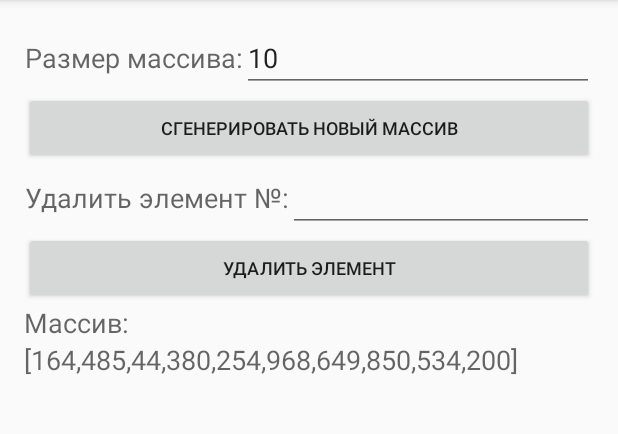
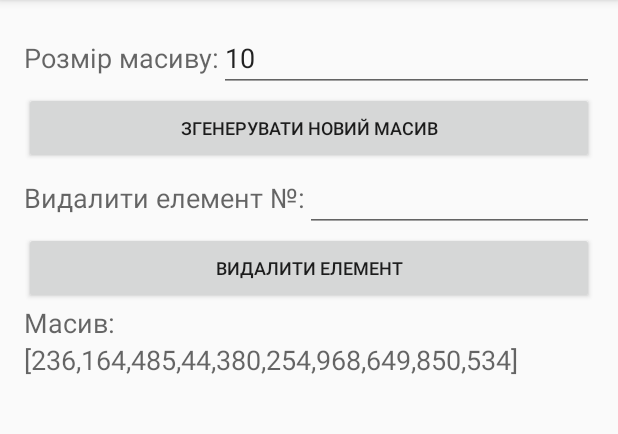
Before and after one commit to drayv/Array-Lab-2000, an Android app: the screen it shows after launch (MainActivity), on a phone screen of 412 x 824 dp, the part 84-518 px from its top. Run offline under Robolectric (Android 15) with nearby library versions, the phone set to English and light mode, and no system bars.

Commit message:
translate to ukrainian

```diff
--- a/app/src/main/java/drayvco/arraylab/ArrayLab.java
+++ b/app/src/main/java/drayvco/arraylab/ArrayLab.java
@@ -8,12 +8,14 @@ import java.util.Random;
 public class ArrayLab {
 
     /**
-     * Создает массив int-ов требуемого размера со случайными числами в указанном диапазоне.
+     * Створює масив цілих чисел заданого розміру та заданого діапазону.
+     * Та заповнює його значеннями створеними генератором випадкових чисел,
+     * котрі задовольняють діапазону, зазначеному аргументами до цього методу.
      *
-     * @param size Размер массива.
-     * @param minimum Минимальное значение для диапазона случайных числел.
-     * @param maximum Максимальное значение для диапазона случайных числел.
-     * @return Массив int-ов.
+     * @param size Розмір масиву.
+     * @param minimum Мінімальне значення для діапазону випадкових чисел.
+     * @param maximum Максимальне значення для діапазону випадкових чисел.
+     * @return Масив цілих чисел.
      */
     public static int[] createNewRandomArray(int size, int minimum, int maximum) {
         int[] array = new int[size];
@@ -23,12 +25,12 @@ public class ArrayLab {
     }
 
     /**
-     * Возвращает массив, удалив из исходного элемент по указанному порядковому номеру.
+     * Повертає масив, видаливши з початкового масиву, елемент за вказаним порядковим номером
      *
-     * @param originalArray Исходный массив.
-     * @param elementPosition Порядковый номер элемента который необходимо удалить.
-     * @return Новый массив, размера на -1 от размера исходного,
-     * содержащий все исходные элементы кроме обозначенного к удалению.
+     * @param originalArray Початковий масив.
+     * @param elementPosition Порядковий номер елемента який необхідно видалити.
+     * @return Новий масив, розміру на -1 від розміру початкового,
+     * що містить всі вихідні елементи крім позначеного для видалення.
      */
     public static int[] removeElement(int[] originalArray, int elementPosition){
         --elementPosition;
@@ -42,10 +44,10 @@ public class ArrayLab {
     }
 
     /**
-     * Создает текстовое представление массива int-ов по его содержимому.
+     * Створює текстове представлення масиву цілих чисел по його вмісту.
      *
-     * @param array Массив int-ов для представления.
-     * @return Текстовое представление массива.
+     * @param array Масив цілих чисел.
+     * @return Текстове представлення масиву.
      */
     public static String toString(int[] array) {
         StringBuilder sb = new StringBuilder("[");
@@ -63,18 +65,17 @@ public class ArrayLab {
     }
 
     /**
-     * Заполняет массив int-ов случайными числами в указанном диапазоне.
+     * Заповнює масив цілих чисел випадковими числами в зазначеному діапазоні.
      *
-     * @param array Массив который необходимо заполнить.
-     * @param minimum Минимальное значение для диапазона случайных числел.
-     * @param maximum Максимальное значение для диапазона случайных числел.
-     * @return Массив int-ов.
+     * @param array Масив який необхідно заповнити.
+     * @param minimum Мінімальне значення для діапазону випадкових чисел.
+     * @param maximum Максимальне значення для діапазону випадкових чисел.
+     * @return Масив цілих чисел.
      */
     private static void fillArrayByRandomNumbers(int[] array, int minimum, int maximum) {
         Random ran = new Random();
         int range = maximum - minimum + 1;
 
-        int x = ran.nextInt(6) + 5;
         for (int i = 0; i < array.length; i++) {
             array[i] = ran.nextInt(range) + minimum;
         }
--- a/app/src/main/java/drayvco/arraylab/MainActivity.java
+++ b/app/src/main/java/drayvco/arraylab/MainActivity.java
@@ -10,26 +10,26 @@ import android.widget.Toast;
 
 public class MainActivity extends AppCompatActivity {
 
-    private int _arrayMinSize = 1;      // Минимальный размер массива.
-    private int _arrayMaxSize = 9999;   // Максимальный размер массива.
-    private int _arrayMinimum = 0;      // Минимальное значение случайного числа в массиве.
-    private int _arrayMaximum = 999;    // Максимальный значение случайного числа в массиве.
-    private int[] _array;               // Ссылка на актуальный массив.
+    private int _arrayMinSize = 1;      // Мінімальний розмір масиву.
+    private int _arrayMaxSize = 9999;   // Максимальний розмір масиву.
+    private int _arrayMinimum = 0;      // Мінімальне значення випадкового числа в масиві.
+    private int _arrayMaximum = 999;    // Максимальне значення випадкового числа в масиві.
+    private int[] _array;               // Посилання на актуальний масив.
 
     @Override
     protected void onCreate(Bundle savedInstanceState) {
         super.onCreate(savedInstanceState);
         setContentView(R.layout.activity_main);
 
-        // Инициализация первоначального примера.
+        // Ініціалізація початкового прикладу.
         EditText editSize = (EditText) findViewById(R.id.editSize);
         editSize.setText("10");
         reCreateRandomArray(10);
     }
 
     /**
-     * Событие нажатия кнопки "СГЕНЕРИРОВАТЬ НОВЫЙ МАССИВ"
-     * Проверяет корректность введенных данных и запускает reCreateRandomArray(int size)
+     * Подія натискання кнопки "Згенерувати новий масив"
+     * Перевіряє правильність введених даних і запускає reCreateRandomArray(int size)
      */
     public void reCreateClick(View v) {
         EditText editSize = (EditText) findViewById(R.id.editSize);
@@ -47,14 +47,14 @@ public class MainActivity extends AppCompatActivity {
         if (sizeIsOk) {
             reCreateRandomArray(newArraySize);
         } else {
-            showToast("Введите размер массива в диапазоне от " +
-                    _arrayMinSize + " до " + _arrayMaxSize + " элементов.");
+            showToast("Введіть розмір масиву в діапазоні від " +
+                    _arrayMinSize + " до " + _arrayMaxSize + " елементів.");
         }
     }
 
     /**
-     * Событие нажатия кнопки "УДАЛИТЬ ЭЛЕМЕНТ"
-     * Проверяет корректность введенных данных и запускает removeElement(int position)
+     * Подія натискання кнопки "ВИДАЛИТИ ЕЛЕМЕНТ"
+     * Перевіряє правильність введених даних і запускає removeElement(int position)
      */
     public void removeElementClick(View v) {
         EditText editPosition = (EditText) findViewById(R.id.editPosition);
@@ -72,12 +72,12 @@ public class MainActivity extends AppCompatActivity {
         if (positionIsOk) {
             removeElement(position);
         } else {
-            showToast("Введите позицию для удаления в диапазоне от 1 до " + _array.length);
+            showToast("Введіть позицію для видалення в діапазоні від 1 до " + _array.length);
         }
     }
 
     /**
-     * Удаляет указанный по порядковому номеру элемент массива, и обновляет результат на форме.
+     * Видаляє вказаний за порядковим номером елемент масиву, і оновлює результат на формі.
      */
     private void removeElement(int position) {
         _array = ArrayLab.removeElement(_array, position);
@@ -85,7 +85,7 @@ public class MainActivity extends AppCompatActivity {
     }
 
     /**
-     * Генерирует новый массив со случайными числами, и обновляет результат на форме.
+     * Генерує новий масив з випадковими числами, і оновлює результат на формі.
      */
     private void reCreateRandomArray(int size) {
         _array = ArrayLab.createNewRandomArray(size, _arrayMinimum, _arrayMaximum);
@@ -93,7 +93,7 @@ public class MainActivity extends AppCompatActivity {
     }
 
     /**
-     * Обновляет представление массива на форме.
+     * Оновлює відображення масиву на формі.
      */
     private void updateArrayInfo() {
         TextView textArray = (TextView) findViewById(R.id.textArray);
@@ -104,7 +104,7 @@ public class MainActivity extends AppCompatActivity {
     }
 
     /**
-     * Создает сообщение пользователю с указанным текстом.
+     * Створює повідомлення користувачу із зазначеним текстом.
      */
     private void showToast(String message) {
         Context context = getApplicationContext();
--- a/app/src/main/res/values/strings.xml
+++ b/app/src/main/res/values/strings.xml
@@ -1,9 +1,9 @@
 <resources>
     <string name="app_name">ArrayLab</string>
-    <string name="array">Массив:</string>
+    <string name="array">Масив:</string>
     <string name="array_data">[1,2,3]</string>
-    <string name="delete_button">Удалить элемент</string>
-    <string name="delete_label">Удалить элемент №:</string>
-    <string name="new_array_button">Сгенерировать новый массив</string>
-    <string name="array_size">Размер массива:</string>
+    <string name="delete_button">Видалити елемент</string>
+    <string name="delete_label">Видалити елемент №:</string>
+    <string name="new_array_button">Згенерувати новий масив</string>
+    <string name="array_size">Розмір масиву:</string>
 </resources>
```
